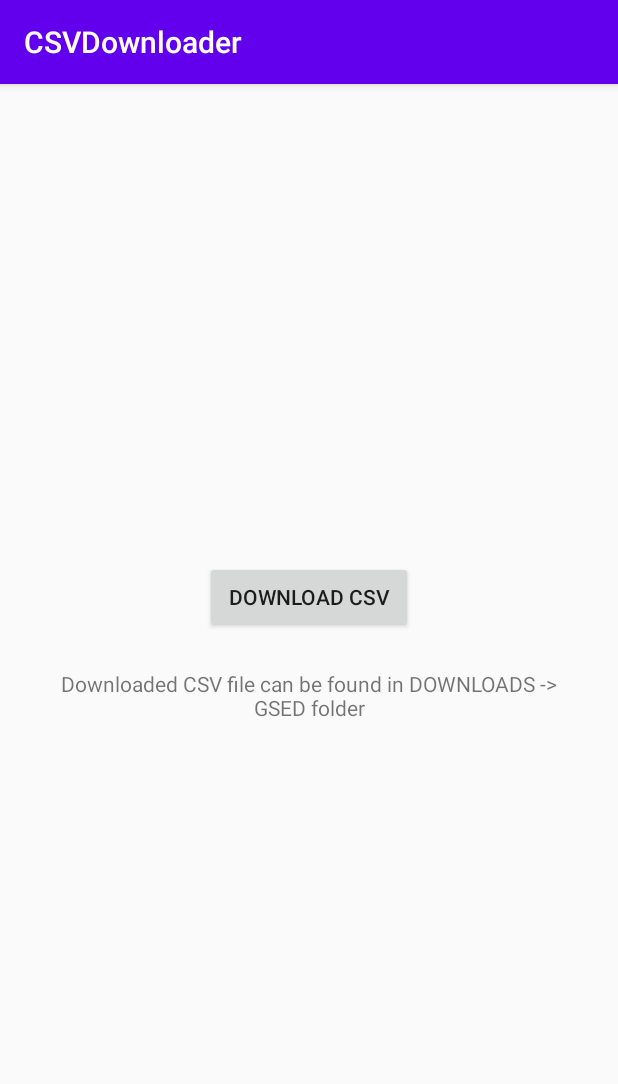
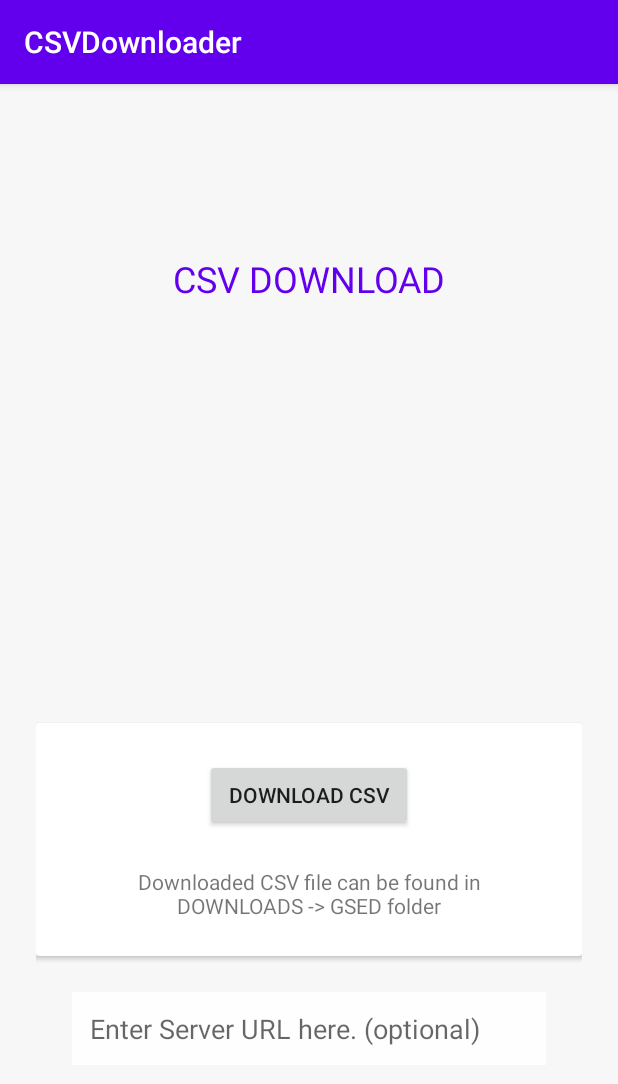
Before and after one commit to shznaqvi/CSVDownloader, an Android app: the screen it shows after launch (MainActivity), on a phone screen of 412 x 824 dp. Shown: the top 1084 px of the screen. Run offline under Robolectric (Android 15) with nearby library versions, the phone set to English and light mode, and no system bars.

Commit message:
Minor modfications

```diff
--- a/app/build.gradle
+++ b/app/build.gradle
@@ -30,5 +30,6 @@ dependencies {
     androidTestImplementation 'androidx.test.ext:junit:1.1.2'
     androidTestImplementation 'androidx.test.espresso:espresso-core:3.3.0'
     implementation 'com.opencsv:opencsv:4.6' // Here is opencsv library
+    implementation 'androidx.cardview:cardview:1.0.0'
 
 }
--- a/app/src/main/res/layout/activity_main.xml
+++ b/app/src/main/res/layout/activity_main.xml
@@ -3,15 +3,43 @@
     xmlns:tools="http://schemas.android.com/tools"
     android:layout_width="match_parent"
     android:layout_height="match_parent"
+    xmlns:app="http://schemas.android.com/apk/res-auto"
     android:gravity="center_horizontal|center_vertical"
     android:orientation="vertical"
+    android:background="#f7f7f7"
+    android:padding="24dp"
     tools:context=".MainActivity">
 
+    <TextView
+        android:layout_width="match_parent"
+        android:layout_height="wrap_content"
+        android:layout_margin="24dp"
+        android:gravity="center"
+        android:text="CSV DOWNLOAD"
+        android:textColor="@color/colorPrimary"
+        android:textSize="24sp" />
+
+    <View
+        android:layout_width="256dp"
+        android:layout_height="256dp" />
+
+    <androidx.cardview.widget.CardView
+        android:layout_width="match_parent"
+        android:layout_height="wrap_content"
+        android:background="#fefefe"
+        android:elevation="@dimen/cardview_default_elevation"
+        app:cardCornerRadius="@dimen/cardview_default_radius">
+
+        <LinearLayout
+            android:layout_width="match_parent"
+            android:layout_height="wrap_content"
+            android:orientation="vertical">
 
             <Button
                 android:id="@+id/button"
                 android:layout_width="wrap_content"
                 android:layout_height="wrap_content"
+                android:layout_marginTop="24dp"
                 android:layout_gravity="center_vertical|center_horizontal"
                 android:onClick="downloadCSV"
                 android:text=" Download CSV " />
@@ -22,5 +50,15 @@
                 android:layout_margin="24dp"
                 android:gravity="center"
                 android:text="Downloaded CSV file can be found in DOWNLOADS -> GSED folder" />
+        </LinearLayout>
+    </androidx.cardview.widget.CardView>
 
+    <EditText
+        android:id="@+id/severURL"
+        android:layout_width="match_parent"
+        android:layout_height="wrap_content"
+        android:layout_margin="24dp"
+        android:background="#fefefe"
+        android:hint="Enter Server URL here. (optional)"
+        android:padding="12dp" />
 </LinearLayout>
```
Also changed, not shown: app/src/main/java/edu/aku/hassannaqvi/csvdownloader/MainActivity.java (+22 -2 lines), app/src/main/java/edu/aku/hassannaqvi/csvdownloader/getDataCsv.java (+11 -1 lines). Lines whose indentation alone changed are shown as unchanged.
